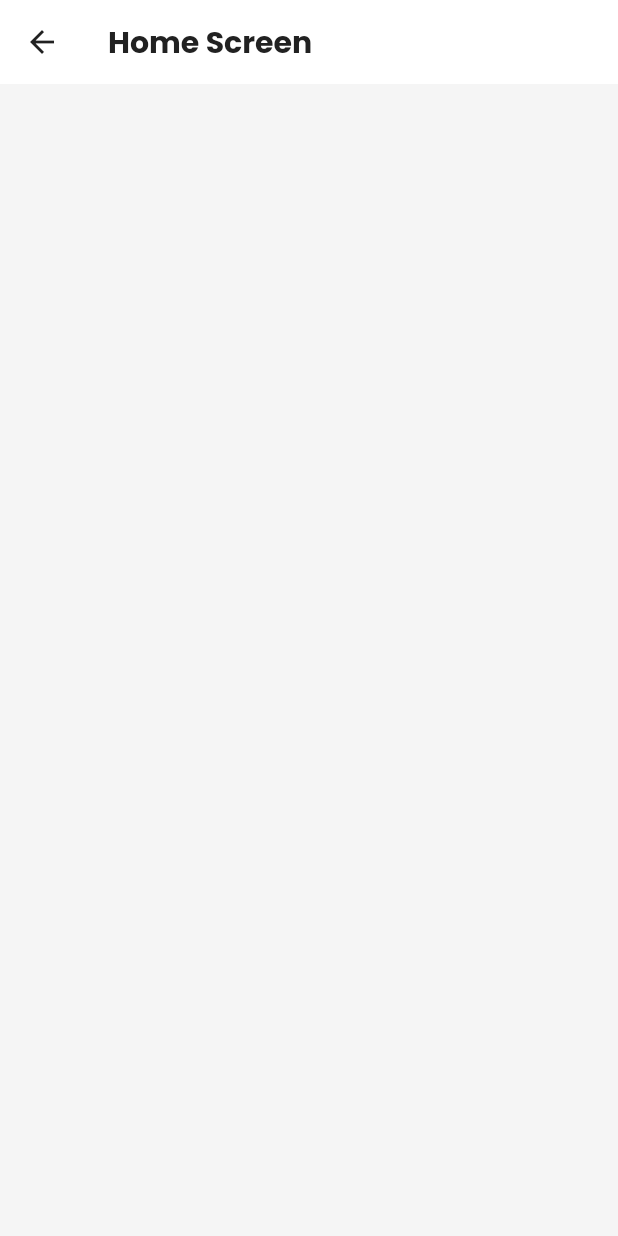
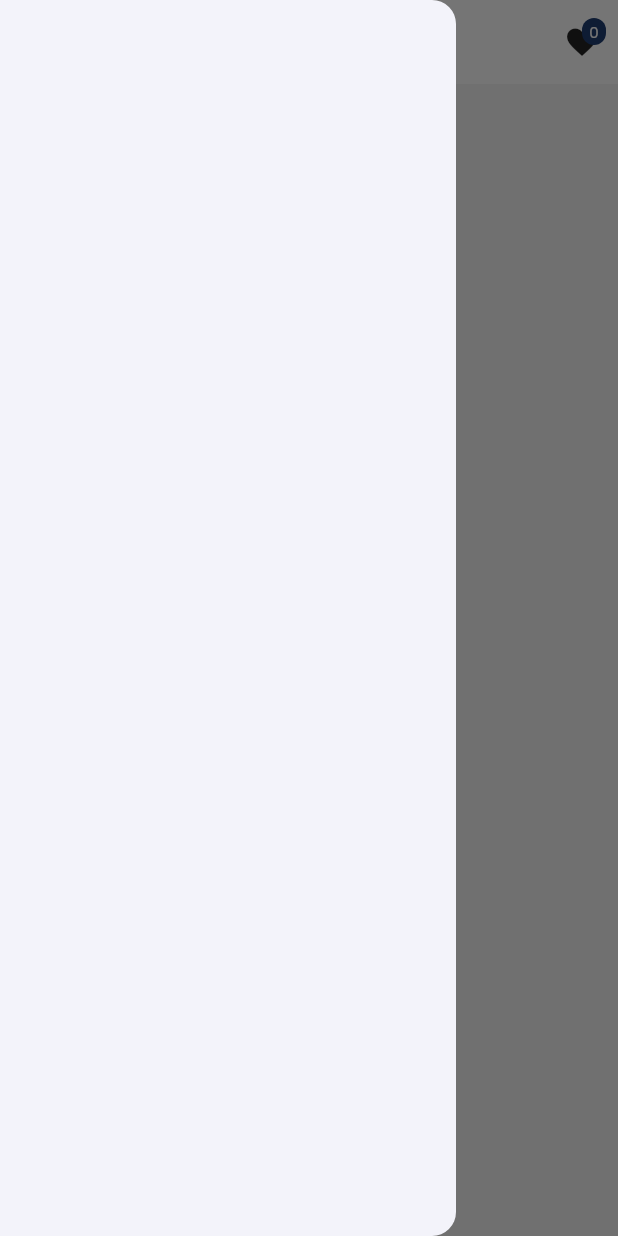
Before and after one commit to kirbybucket/flutter-multi-vendor-store, a Flutter app: the HomeScreen screen opened directly, with the side drawer open (before the commit the screen has no drawer), on a phone screen of 412 x 824 dp. Run offline on Flutter 3.47's test engine with Material 3 defaults, Android fonts, the phone set to English and light mode, and no system bars; our stand-ins replace get, google_fonts, loading_animation_widget, shared_preferences; accounts and stored records are empty.

Commit message:
feat(home): refactor HomeScreen to use HomeAppBar and convert to StatefulWidget

```diff
--- a/lib/features/home/screens/home_screen.dart
+++ b/lib/features/home/screens/home_screen.dart
@@ -1,14 +1,22 @@
 import 'package:flutter/material.dart';
+import 'package:flutter_multi_vendor_store/features/home/widgets/home_app_bar.dart';
 
-class HomeScreen extends StatelessWidget {
+class HomeScreen extends StatefulWidget {
   const HomeScreen({super.key});
 
   @override
+  State<HomeScreen> createState() => _HomeScreenState();
+}
+
+class _HomeScreenState extends State<HomeScreen> {
+  @override
   Widget build(BuildContext context) {
+    final bool isDark = Theme.of(context).brightness == Brightness.dark;
+
     return Scaffold(
-      appBar: AppBar(
-        title: Text('Home Screen'),
-      ),
+      backgroundColor: Theme.of(context).scaffoldBackgroundColor,
+      appBar: const HomeAppBar(),
+      drawer: const Drawer(),
     );
   }
 }
--- /dev/null
+++ b/lib/features/home/widgets/home_app_bar.dart
@@ -0,0 +1,60 @@
+import 'package:flutter/material.dart';
+
+class HomeAppBar extends StatelessWidget implements PreferredSizeWidget {
+  const HomeAppBar({super.key});
+
+  @override
+  Size get preferredSize => const Size.fromHeight(kToolbarHeight);
+
+  @override
+  Widget build(BuildContext context) {
+    final bool isDark = Theme.of(context).brightness == Brightness.dark;
+
+    return AppBar(
+      backgroundColor: Theme.of(context).cardColor,
+      title: Text(
+        'E-Shop',
+        style: TextStyle(
+          fontWeight: FontWeight.bold,
+          color: isDark ? Colors.white : Colors.black87,
+        ),
+      ),
+      actions: [
+        Stack(
+          children: [
+            IconButton(
+              onPressed: () {},
+              icon: Icon(
+                Icons.favorite,
+                color: isDark ? Colors.white : Colors.black87,
+              ),
+            ),
+            Positioned(
+              right: 8,
+              top: 8,
+              child: Container(
+                padding: const EdgeInsets.all(2),
+                decoration: BoxDecoration(
+                  color: Theme.of(context).colorScheme.primary,
+                  borderRadius: BorderRadius.circular(10),
+                ),
+                constraints: const BoxConstraints(
+                  minWidth: 16,
+                  minHeight: 16,
+                ),
+                child: const Text(
+                  '0',
+                  style: TextStyle(
+                    color: Colors.white,
+                    fontSize: 10,
+                  ),
+                  textAlign: TextAlign.center,
+                ),
+              ),
+            ),
+          ],
+        ),
+      ],
+    );
+  }
+}
```
